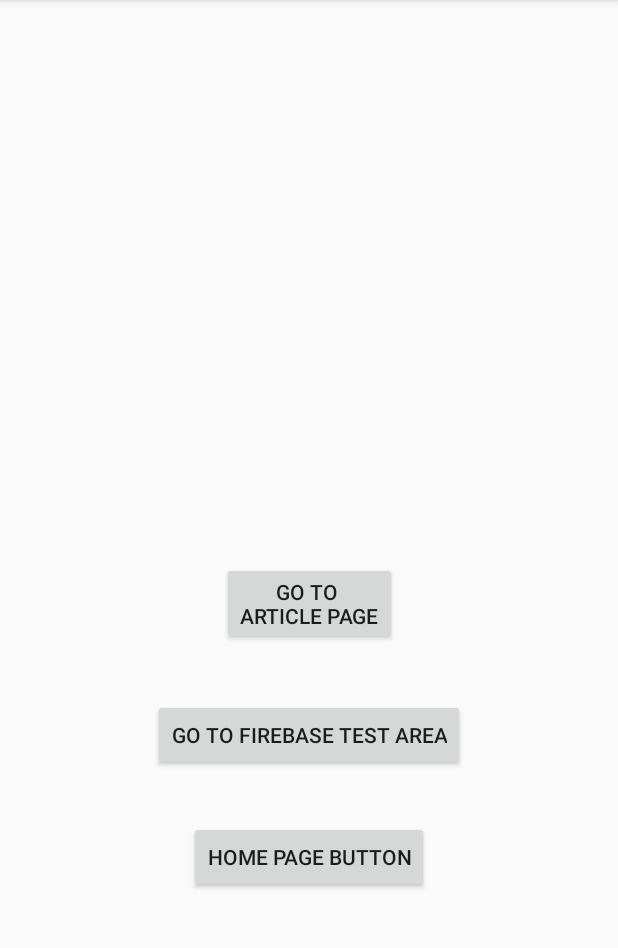
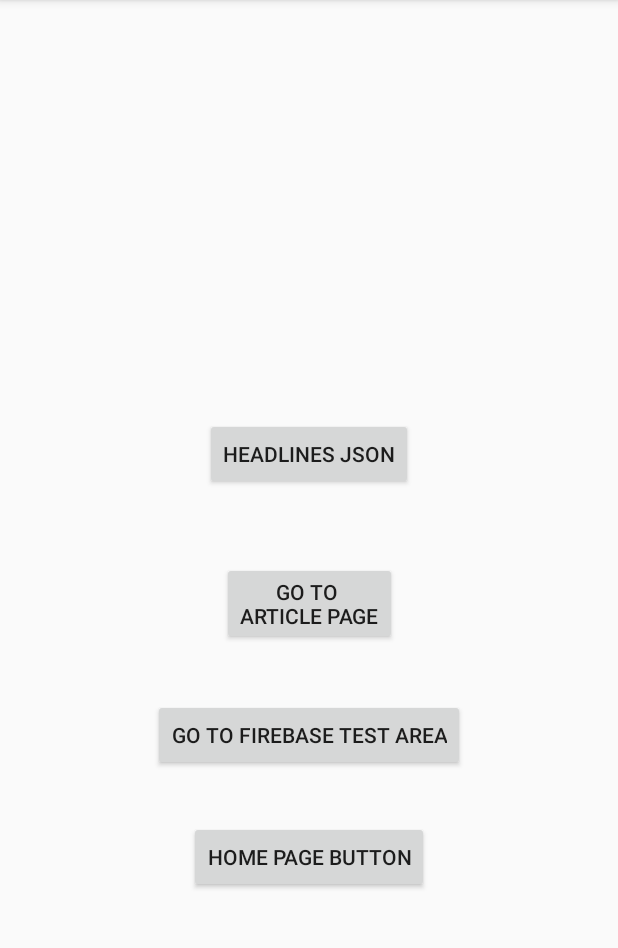
Before and after one commit to lit-luscious-lion-luchadors/The-Universal-Telegram, an Android app: the screen it shows after launch (MainActivity), on a phone screen of 412 x 824 dp, the part 84-1032 px from its top. Run offline under Robolectric (Android 15) with nearby library versions, the phone set to English and light mode, and no system bars.

Commit message:
Added Headlines Button and Activity to temp main page

```diff
--- a/app/src/main/AndroidManifest.xml
+++ b/app/src/main/AndroidManifest.xml
@@ -9,7 +9,11 @@
         android:roundIcon="@mipmap/ic_launcher_round"
         android:supportsRtl="true"
         android:theme="@style/AppTheme">
-        <activity android:name=".homePageActivity"></activity>
+        <activity
+            android:name=".PullingNewsFromJSON"
+            android:label="@string/title_activity_pulling_news_from_json"
+            android:theme="@style/AppTheme.NoActionBar"></activity>
+        <activity android:name=".homePageActivity" />
         <activity android:name=".MainActivity">
             <intent-filter>
                 <action android:name="android.intent.action.MAIN" />
--- a/app/src/main/java/com/example/the_universal_telegram/MainActivity.java
+++ b/app/src/main/java/com/example/the_universal_telegram/MainActivity.java
@@ -11,6 +11,7 @@
     Button articlePageButton;
     Button fireBaseTesterButton;
     Button homepageButton;
+    Button headlineButton;
 
     @Override
     protected void onCreate(Bundle savedInstanceState) {
@@ -20,6 +21,7 @@
         articlePageButton  = (Button) findViewById(R.id.articlePageButton);
         fireBaseTesterButton = (Button) findViewById(R.id.fireBaseTestButton);
         homepageButton = (Button) findViewById(R.id.homepageButton);
+        headlineButton = (Button) findViewById (R.id.Headlines);
 
         articlePageButton.setOnClickListener(new View.OnClickListener(){
             public void onClick(View v){
@@ -39,5 +41,13 @@
                 startActivity(new Intent(MainActivity.this, homePageActivity.class));
             }
         });
+
+        headlineButton.setOnClickListener (new View.OnClickListener ( ) {
+            @Override
+            public void onClick(View v) {
+                startActivity (new Intent (MainActivity.this, PullingNewsFromJSON.class));
+            }
+        });
+
     }
 }
--- a/app/src/main/res/layout/activity_main.xml
+++ b/app/src/main/res/layout/activity_main.xml
@@ -40,4 +40,16 @@
         app:layout_constraintStart_toStartOf="parent"
         app:layout_constraintTop_toTopOf="parent"
         app:layout_constraintVertical_bias="0.766" />
+
+    <Button
+        android:id="@+id/Headlines"
+        android:layout_width="wrap_content"
+        android:layout_height="wrap_content"
+        android:layout_marginStart="8dp"
+        android:layout_marginEnd="8dp"
+        android:layout_marginBottom="48dp"
+        android:text="@string/HeadlinesJSON"
+        app:layout_constraintBottom_toTopOf="@+id/articlePageButton"
+        app:layout_constraintEnd_toEndOf="parent"
+        app:layout_constraintStart_toStartOf="parent" />
 </android.support.constraint.ConstraintLayout>
--- a/app/src/main/res/values/strings.xml
+++ b/app/src/main/res/values/strings.xml
@@ -17,4 +17,6 @@
     <string name="article2String">Ben and Jerry\'s calling for people charged with the possession of marijuana to be released from prison with all charges drop. What does the ice cream company have in mind?</string>
     <string name="topArticles">Top Articles</string>
     <string name="otherArticles">Other Popular Articles</string>
+    <string name="HeadlinesJSON">Headlines JSON</string>
+    <string name="title_activity_pulling_news_from_json">PullingNewsFromJSON</string>
 </resources>
```
Also changed, not shown: app/src/main/java/com/example/the_universal_telegram/PullingNewsFromJSON.java (added, +29 -0 lines), app/src/main/res/layout/activity_pulling_news_from_json.xml (added, +33 -0 lines), app/src/main/res/layout/content_pulling_news_from_json.xml (added, +11 -0 lines).
